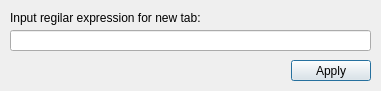
This is newtabdialog.ui in Kudesnick/regexpterm as Qt 5 draws it before an edit. The edited form follows.
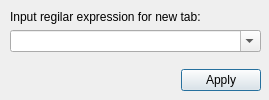
This is the edited form.

Patch:
```diff
--- a/newtabdialog.ui
+++ b/newtabdialog.ui
@@ -6,51 +6,94 @@
    <rect>
     <x>0</x>
     <y>0</y>
-    <width>381</width>
-    <height>91</height>
+    <width>269</width>
+    <height>100</height>
    </rect>
   </property>
+  <property name="sizePolicy">
+   <sizepolicy hsizetype="Expanding" vsizetype="Expanding">
+    <horstretch>0</horstretch>
+    <verstretch>0</verstretch>
+   </sizepolicy>
+  </property>
+  <property name="maximumSize">
+   <size>
+    <width>16777215</width>
+    <height>16777215</height>
+   </size>
+  </property>
   <property name="windowTitle">
    <string>Dialog</string>
   </property>
-  <widget class="QDialogButtonBox" name="buttonBox">
-   <property name="geometry">
-    <rect>
-     <x>10</x>
-     <y>60</y>
-     <width>361</width>
-     <height>21</height>
-    </rect>
-   </property>
-   <property name="orientation">
-    <enum>Qt::Horizontal</enum>
-   </property>
-   <property name="standardButtons">
-    <set>QDialogButtonBox::Apply</set>
-   </property>
-  </widget>
-  <widget class="QLabel" name="label">
+  <property name="layoutDirection">
+   <enum>Qt::LeftToRight</enum>
+  </property>
+  <widget class="QWidget" name="">
    <property name="geometry">
     <rect>
      <x>10</x>
      <y>10</y>
-     <width>361</width>
-     <height>16</height>
+     <width>251</width>
+     <height>81</height>
     </rect>
    </property>
-   <property name="text">
-    <string>Input regilar expression for new tab:</string>
-   </property>
-  </widget>
-  <widget class="QLineEdit" name="lineEdit">
-   <property name="geometry">
-    <rect>
-     <x>10</x>
-     <y>30</y>
-     <width>361</width>
-     <height>21</height>
-    </rect>
-   </property>
+   <layout class="QGridLayout" name="gridLayout">
+    <property name="sizeConstraint">
+     <enum>QLayout::SetDefaultConstraint</enum>
+    </property>
+    <item row="3" column="0">
+     <widget class="QDialogButtonBox" name="buttonBox">
+      <property name="orientation">
+       <enum>Qt::Horizontal</enum>
+      </property>
+      <property name="standardButtons">
+       <set>QDialogButtonBox::Apply</set>
+      </property>
+     </widget>
+    </item>
+    <item row="0" column="0">
+     <widget class="QLabel" name="label">
+      <property name="sizePolicy">
+       <sizepolicy hsizetype="Expanding" vsizetype="Fixed">
+        <horstretch>0</horstretch>
+        <verstretch>0</verstretch>
+       </sizepolicy>
+      </property>
+      <property name="minimumSize">
+       <size>
+        <width>0</width>
+        <height>0</height>
+       </size>
+      </property>
+      <property name="text">
+       <string>Input regilar expression for new tab:</string>
+      </property>
+      <property name="alignment">
+       <set>Qt::AlignLeading|Qt::AlignLeft|Qt::AlignVCenter</set>
+      </property>
+     </widget>
+    </item>
+    <item row="2" column="0">
+     <spacer name="verticalSpacer">
+      <property name="orientation">
+       <enum>Qt::Vertical</enum>
+      </property>
+      <property name="sizeHint" stdset="0">
+       <size>
+        <width>20</width>
+        <height>40</height>
+       </size>
+      </property>
+     </spacer>
+    </item>
+    <item row="1" column="0">
+     <widget class="QComboBox" name="comboBox">
+      <property name="editable">
+       <bool>true</bool>
+      </property>
+     </widget>
+    </item>
+   </layout>
   </widget>
  </widget>
  <resources/>
```
